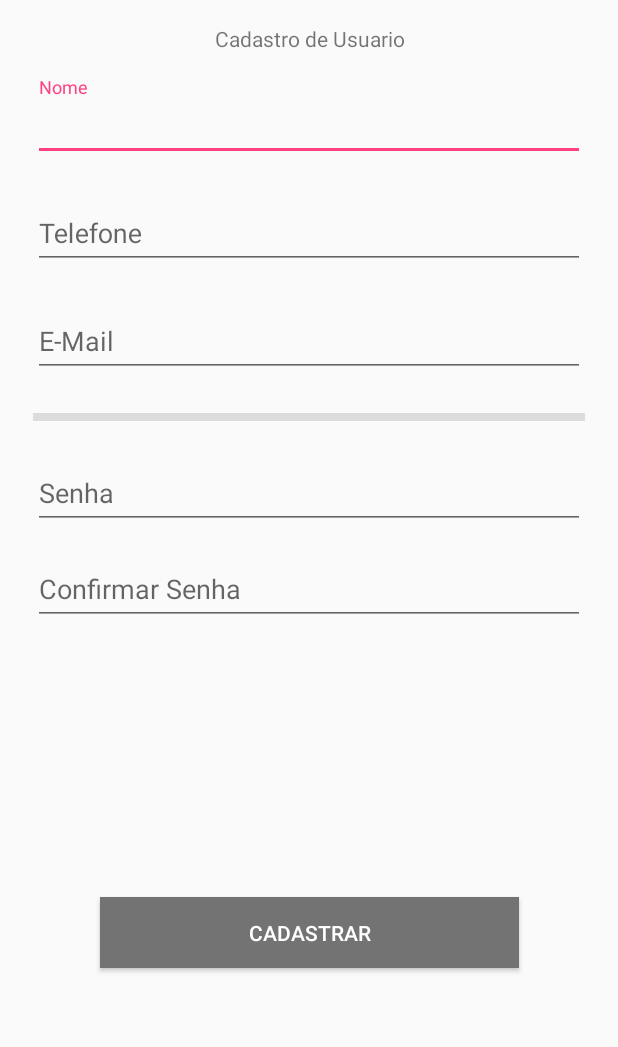
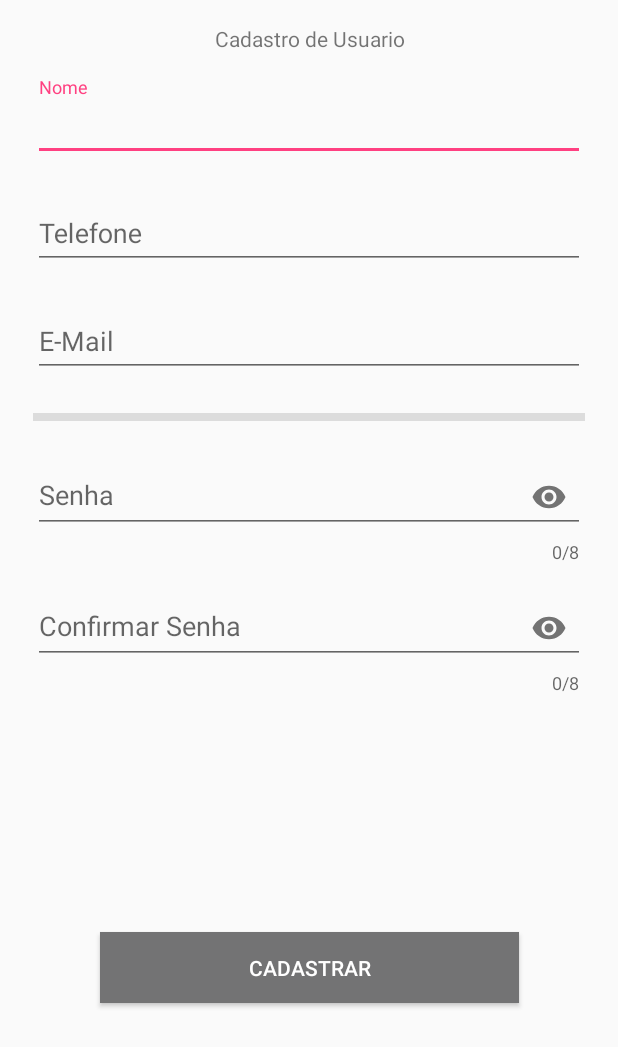
Before and after one commit to derleyferreira/Agenda, an Android app: the CadastroUsuario screen opened directly, with no data from a screen before it, on a phone screen of 412 x 824 dp. Shown: the top 1047 px of the screen. Run offline under Robolectric (Android 15) with nearby library versions, the phone set to English and light mode, and no system bars.

Commit message:
visualizar senha na tela de cadastro e limitado o tamanho da senha

```diff
--- a/app/src/main/res/layout/activity_cadastro__usuario.xml
+++ b/app/src/main/res/layout/activity_cadastro__usuario.xml
@@ -121,14 +121,17 @@
         app:layout_constraintBottom_toTopOf="@+id/textInputLayout5"
         app:layout_constraintEnd_toEndOf="parent"
         app:layout_constraintStart_toStartOf="parent"
-        app:layout_constraintTop_toBottomOf="@+id/divider">
+        app:layout_constraintTop_toBottomOf="@+id/divider"
+        app:counterEnabled="true"
+        app:counterMaxLength="8"
+        app:passwordToggleEnabled="true">
 
         <android.support.design.widget.TextInputEditText
             android:layout_width="match_parent"
             android:layout_height="wrap_content"
             android:hint="Senha"
             android:id="@+id/registro_txtsenha"
-            android:inputType="textPassword" />
+            android:inputType="textPassword"/>
     </android.support.design.widget.TextInputLayout>
 
     <android.support.design.widget.TextInputLayout
@@ -144,7 +147,10 @@
         app:layout_constraintBottom_toTopOf="@+id/button"
         app:layout_constraintEnd_toEndOf="parent"
         app:layout_constraintStart_toStartOf="parent"
-        app:layout_constraintTop_toBottomOf="@+id/textInputLayout4">
+        app:layout_constraintTop_toBottomOf="@+id/textInputLayout4"
+        app:counterEnabled="true"
+        app:counterMaxLength="8"
+        app:passwordToggleEnabled="true">
 
         <android.support.design.widget.TextInputEditText
             android:layout_width="match_parent"
```
